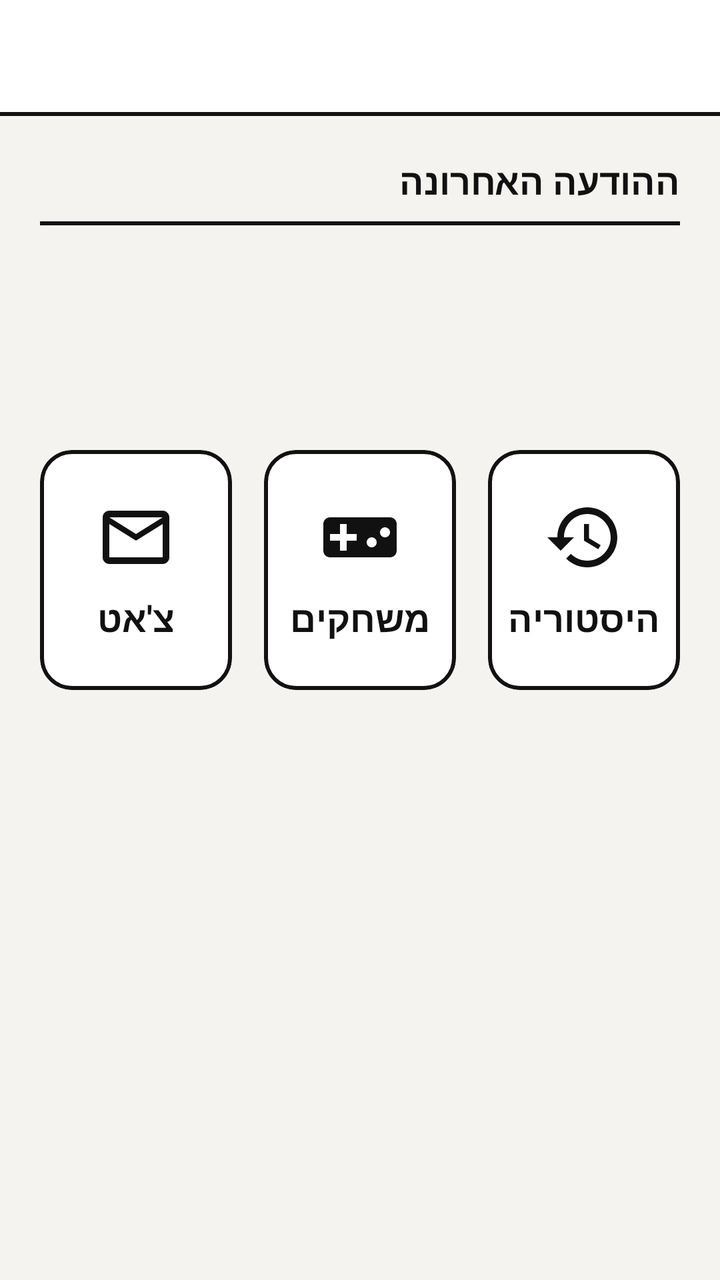
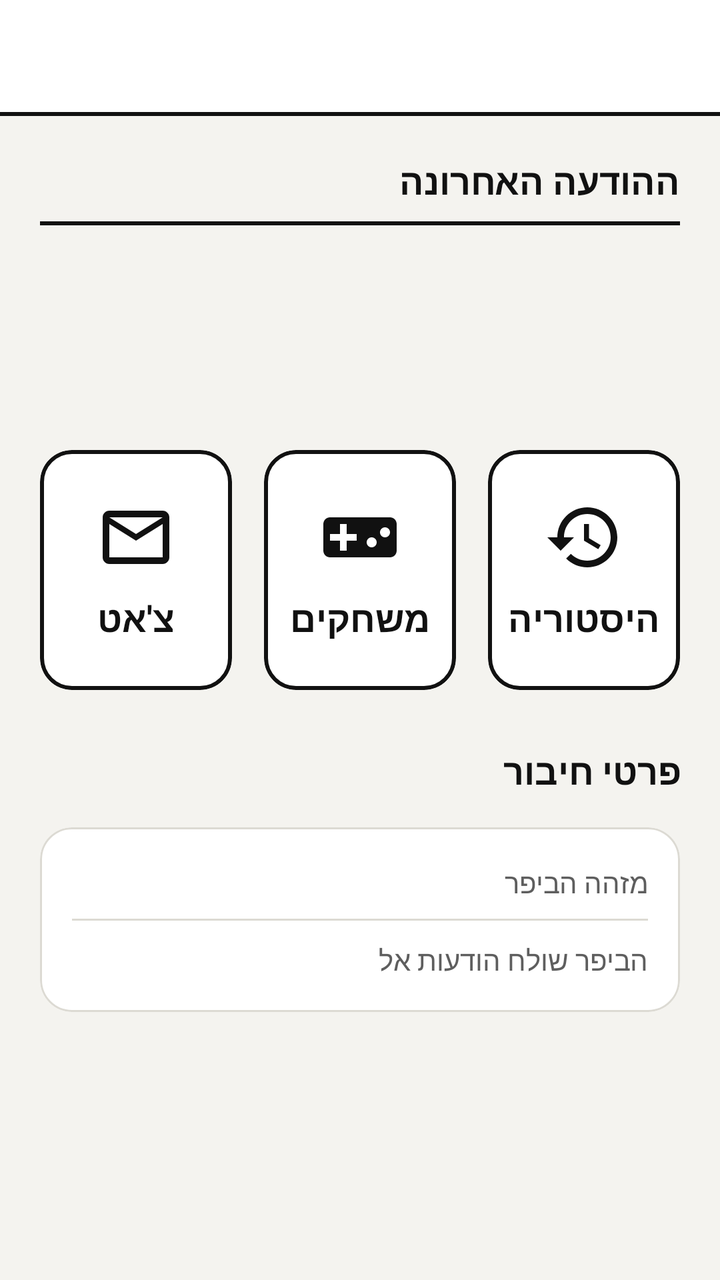

The first picture is an Android layout as it rendered before a commit; the second is the same layout after the commit. The layout source and the unified diff follow.
<!-- AndroidManifest.xml: application theme Theme.EbeepMobile -->
<!-- res/layout/activity_beeper_home.xml -->
<?xml version="1.0" encoding="utf-8"?>
<LinearLayout xmlns:android="http://schemas.android.com/apk/res/android"
    xmlns:tools="http://schemas.android.com/tools"
    android:id="@+id/root"
    android:layout_width="match_parent"
    android:layout_height="match_parent"
    android:orientation="vertical">

    <include layout="@layout/view_toolbar" />

    <ScrollView
        android:layout_width="match_parent"
        android:layout_height="match_parent"
        android:fillViewport="true">

        <LinearLayout
            android:layout_width="match_parent"
            android:layout_height="wrap_content"
            android:orientation="vertical"
            android:padding="@dimen/space_screen">

            
            <TextView
                android:layout_width="match_parent"
                android:layout_height="wrap_content"
                android:text="@string/home_last_message"
                android:textAppearance="@style/TextAppearance.Ebeep.Heading" />

            <View
                android:layout_width="match_parent"
                android:layout_height="@dimen/line_strong"
                android:layout_marginTop="@dimen/space_small"
                android:background="@color/outline" />

            <TextView
                android:id="@+id/txtMessage"
                android:layout_width="match_parent"
                android:layout_height="wrap_content"
                android:layout_marginTop="@dimen/space_section"
                android:gravity="center"
                android:textAppearance="@style/TextAppearance.Ebeep.Message" />

            <TextView
                android:id="@+id/txtMessageInfo"
                android:layout_width="match_parent"
                android:layout_height="wrap_content"
                android:layout_marginTop="@dimen/space_small"
                android:gravity="center"
                android:textAppearance="@style/TextAppearance.Ebeep.Caption" />

            <LinearLayout
                android:layout_width="match_parent"
                android:layout_height="wrap_content"
                android:layout_marginTop="@dimen/space_section"
                android:orientation="horizontal">

                <com.google.android.material.card.MaterialCardView
                    android:id="@+id/tileChat"
                    style="@style/AppTile"
                    android:layout_width="0dp"
                    android:layout_height="120dp"
                    android:layout_weight="1"
                    android:clickable="true"
                    android:focusable="true">

                    
                    <LinearLayout
                        android:layout_width="match_parent"
                        android:layout_height="match_parent"
                        android:gravity="center"
                        android:orientation="vertical"
                        tools:ignore="UseCompoundDrawables">

                        <ImageView
                            android:layout_width="@dimen/tile_icon"
                            android:layout_height="@dimen/tile_icon"
                            android:importantForAccessibility="no"
                            android:src="@drawable/ic_inbox" />

                        <TextView
                            android:layout_width="wrap_content"
                            android:layout_height="wrap_content"
                            android:layout_marginTop="@dimen/space_small"
                            android:text="@string/home_chat"
                            android:textAppearance="@style/TextAppearance.Ebeep.Heading" />
                    </LinearLayout>
                </com.google.android.material.card.MaterialCardView>

                <com.google.android.material.card.MaterialCardView
                    android:id="@+id/tileGames"
                    style="@style/AppTile"
                    android:layout_width="0dp"
                    android:layout_height="120dp"
                    android:layout_marginStart="@dimen/space_item"
                    android:layout_weight="1"
                    android:clickable="true"
                    android:focusable="true">

                    
                    <LinearLayout
                        android:layout_width="match_parent"
                        android:layout_height="match_parent"
                        android:gravity="center"
                        android:orientation="vertical"
                        tools:ignore="UseCompoundDrawables">

                        <ImageView
                            android:layout_width="@dimen/tile_icon"
                            android:layout_height="@dimen/tile_icon"
                            android:importantForAccessibility="no"
                            android:src="@drawable/ic_games" />

                        <TextView
                            android:layout_width="wrap_content"
                            android:layout_height="wrap_content"
                            android:layout_marginTop="@dimen/space_small"
                            android:text="@string/home_games"
                            android:textAppearance="@style/TextAppearance.Ebeep.Heading" />
                    </LinearLayout>
                </com.google.android.material.card.MaterialCardView>

                <com.google.android.material.card.MaterialCardView
                    android:id="@+id/tileHistory"
                    style="@style/AppTile"
                    android:layout_width="0dp"
                    android:layout_height="120dp"
                    android:layout_marginStart="@dimen/space_item"
                    android:layout_weight="1"
                    android:clickable="true"
                    android:focusable="true">

                    
                    <LinearLayout
                        android:layout_width="match_parent"
                        android:layout_height="match_parent"
                        android:gravity="center"
                        android:orientation="vertical"
                        tools:ignore="UseCompoundDrawables">

                        <ImageView
                            android:layout_width="@dimen/tile_icon"
                            android:layout_height="@dimen/tile_icon"
                            android:importantForAccessibility="no"
                            android:src="@drawable/ic_history" />

                        <TextView
                            android:layout_width="wrap_content"
                            android:layout_height="wrap_content"
                            android:layout_marginTop="@dimen/space_small"
                            android:text="@string/home_history"
                            android:textAppearance="@style/TextAppearance.Ebeep.Heading" />
                    </LinearLayout>
                </com.google.android.material.card.MaterialCardView>
            </LinearLayout>

        </LinearLayout>
    </ScrollView>
</LinearLayout>
<!-- res/layout/view_toolbar.xml (included above) -->
<?xml version="1.0" encoding="utf-8"?>
<LinearLayout xmlns:android="http://schemas.android.com/apk/res/android"
    xmlns:tools="http://schemas.android.com/tools"
    android:layout_width="match_parent"
    android:layout_height="wrap_content"
    android:background="@color/surface"
    tools:ignore="Overdraw"
    android:orientation="vertical">

    <com.google.android.material.appbar.MaterialToolbar
        android:id="@+id/toolbar"
        style="@style/AppToolbar"
        android:layout_width="match_parent"
        android:layout_height="?attr/actionBarSize">

        
        <TextView
            android:id="@+id/txtConnection"
            android:layout_width="wrap_content"
            android:layout_height="wrap_content"
            android:layout_gravity="end|center_vertical"
            android:layout_marginEnd="@dimen/space_item"
            android:drawablePadding="6dp"
            android:textAppearance="@style/TextAppearance.Ebeep.Caption"
            android:visibility="gone"
            app:drawableStartCompat="@drawable/bg_status_dot"
            xmlns:app="http://schemas.android.com/apk/res-auto" />
    </com.google.android.material.appbar.MaterialToolbar>

    <View
        android:layout_width="match_parent"
        android:layout_height="@dimen/line_strong"
        android:background="@color/outline" />
</LinearLayout>
<!-- resources referenced by this layout -->
<resources>
  <color name="outline">#111111</color>
  <color name="surface">#FFFFFF</color>
  <dimen name="line_strong">2dp</dimen>
  <dimen name="space_item">16dp</dimen>
  <dimen name="space_screen">20dp</dimen>
  <dimen name="space_section">28dp</dimen>
  <dimen name="space_small">8dp</dimen>
  <dimen name="tile_icon">40dp</dimen>
  <!-- drawable bg_status_dot (drawable) -->
  <?xml version="1.0" encoding="utf-8"?>
  <shape xmlns:android="http://schemas.android.com/apk/res/android"
      android:shape="oval">
      <solid android:color="@color/offline" />
      <size
          android:width="@dimen/status_dot"
          android:height="@dimen/status_dot" />
  </shape>
  <string name="home_chat">צ\'אט</string>
  <string name="home_games">משחקים</string>
  <string name="home_history">היסטוריה</string>
  <string name="home_last_message">ההודעה האחרונה</string>
  <style name="TextAppearance.Ebeep.Caption" parent="TextAppearance.MaterialComponents.Caption">
          <item name="android:textSize">14sp</item>
          <item name="android:textColor">@color/text_secondary</item>
          <item name="android:letterSpacing">0</item>
      </style>
  <style name="TextAppearance.Ebeep.Heading" parent="TextAppearance.MaterialComponents.Subtitle1">
          <item name="android:textStyle">bold</item>
          <item name="android:textSize">18sp</item>
          <item name="android:textColor">@color/text_primary</item>
          <item name="android:letterSpacing">0</item>
      </style>
  <style name="TextAppearance.Ebeep.Message" parent="TextAppearance.MaterialComponents.Headline6">
          <item name="android:textStyle">bold</item>
          <item name="android:textSize">22sp</item>
          <item name="android:textColor">@color/text_primary</item>
          <item name="android:letterSpacing">0.02</item>
      </style>
  <style name="Theme.EbeepMobile" parent="Base.Theme.EbeepMobile">
          <item name="android:windowLightStatusBar">true</item>
          <item name="android:windowLightNavigationBar" tools:targetApi="o_mr1">true</item>
      </style>
  <color name="offline">#9E9E9E</color>
  <dimen name="status_dot">10dp</dimen>
  <color name="text_primary">#111111</color>
  <dimen name="corner">16dp</dimen>
  <style name="TextAppearance.Ebeep.ToolbarTitle" parent="TextAppearance.MaterialComponents.Headline6">
          <item name="android:textStyle">bold</item>
          <item name="android:textSize">20sp</item>
          <item name="android:letterSpacing">0</item>
      </style>
  <color name="text_secondary">#5E5E5E</color>
  <color name="accent">#111111</color>
  <color name="accent_dark">#000000</color>
  <color name="on_accent">#F4F3EF</color>
  <color name="background">#F4F3EF</color>
  <style name="AppSwitch" parent="Widget.MaterialComponents.CompoundButton.Switch">
          <item name="useMaterialThemeColors">false</item>
          <item name="thumbTint">@color/switch_thumb</item>
          <item name="trackTint">@color/switch_track</item>
      </style>
  <dimen name="corner_small">12dp</dimen>
  <dimen name="touch_target">56dp</dimen>
  <dimen name="line_soft">1dp</dimen>
  <color name="divider">#DCDAD3</color>
  <style name="AppDialogButton" parent="Widget.MaterialComponents.Button.TextButton.Dialog">
          <item name="android:textColor">@color/text_primary</item>
          <item name="android:textStyle">bold</item>
          <item name="android:textAllCaps">false</item>
      </style>
  <!-- unchanged entries left out for length: 11 -->
</resources>

<!-- the commit's change to res/layout/activity_beeper_home.xml (unified diff, before → after) -->
@@ -152,6 +152,75 @@
                     </LinearLayout>
                 </com.google.android.material.card.MaterialCardView>
             </LinearLayout>
+
+            
+            <TextView
+                android:layout_width="match_parent"
+                android:layout_height="wrap_content"
+                android:layout_marginTop="@dimen/space_section"
+                android:layout_marginBottom="@dimen/space_item"
+                android:text="@string/home_details"
+                android:textAppearance="@style/TextAppearance.Ebeep.Heading" />
+
+            <com.google.android.material.card.MaterialCardView
+                style="@style/AppCard"
+                android:layout_width="match_parent"
+                android:layout_height="wrap_content">
+
+                <LinearLayout
+                    android:layout_width="match_parent"
+                    android:layout_height="wrap_content"
+                    android:orientation="vertical"
+                    android:padding="@dimen/space_item">
+
+                    <LinearLayout
+                        android:layout_width="match_parent"
+                        android:layout_height="wrap_content"
+                        android:orientation="horizontal">
+
+                        <TextView
+                            android:layout_width="0dp"
+                            android:layout_height="wrap_content"
+                            android:layout_weight="1"
+                            android:text="@string/home_beeper_id"
+                            android:textAppearance="@style/TextAppearance.Ebeep.Caption" />
+
+                        <TextView
+                            android:id="@+id/txtBeeperId"
+                            android:layout_width="wrap_content"
+                            android:layout_height="wrap_content"
+                            android:textAppearance="@style/TextAppearance.Ebeep.Body"
+                            android:textStyle="bold" />
+                    </LinearLayout>
+
+                    <View
+                        android:layout_width="match_parent"
+                        android:layout_height="@dimen/line_soft"
+                        android:layout_marginTop="@dimen/space_small"
+                        android:layout_marginBottom="@dimen/space_small"
+                        android:background="@color/divider" />
+
+                    <LinearLayout
+                        android:layout_width="match_parent"
+                        android:layout_height="wrap_content"
+                        android:orientation="horizontal">
+
+                        <TextView
+                            android:layout_width="0dp"
+                            android:layout_height="wrap_content"
+                            android:layout_weight="1"
+                            android:text="@string/home_sends_to"
+                            android:textAppearance="@style/TextAppearance.Ebeep.Caption" />
+
+                        <TextView
+                            android:id="@+id/txtSendsTo"
+                            android:layout_width="wrap_content"
+                            android:layout_height="wrap_content"
+                            android:textAppearance="@style/TextAppearance.Ebeep.Body"
+                            android:textStyle="bold" />
+                    </LinearLayout>
+                </LinearLayout>
+            </com.google.android.material.card.MaterialCardView>
 
         </LinearLayout>
     </ScrollView>
<!-- resource entries referenced after the edit -->
@@ -17,10 +17,18 @@
           android:width="@dimen/status_dot"
           android:height="@dimen/status_dot" />
   </shape>
+  <string name="home_beeper_id">מזהה הביפר</string>
   <string name="home_chat">צ\'אט</string>
+  <string name="home_details">פרטי חיבור</string>
   <string name="home_games">משחקים</string>
   <string name="home_history">היסטוריה</string>
   <string name="home_last_message">ההודעה האחרונה</string>
+  <string name="home_sends_to">הביפר שולח הודעות אל</string>
+  <style name="TextAppearance.Ebeep.Body" parent="TextAppearance.MaterialComponents.Body1">
+          <item name="android:textSize">16sp</item>
+          <item name="android:textColor">@color/text_primary</item>
+          <item name="android:letterSpacing">0</item>
+      </style>
   <style name="TextAppearance.Ebeep.Caption" parent="TextAppearance.MaterialComponents.Caption">
           <item name="android:textSize">14sp</item>
           <item name="android:textColor">@color/text_secondary</item>
